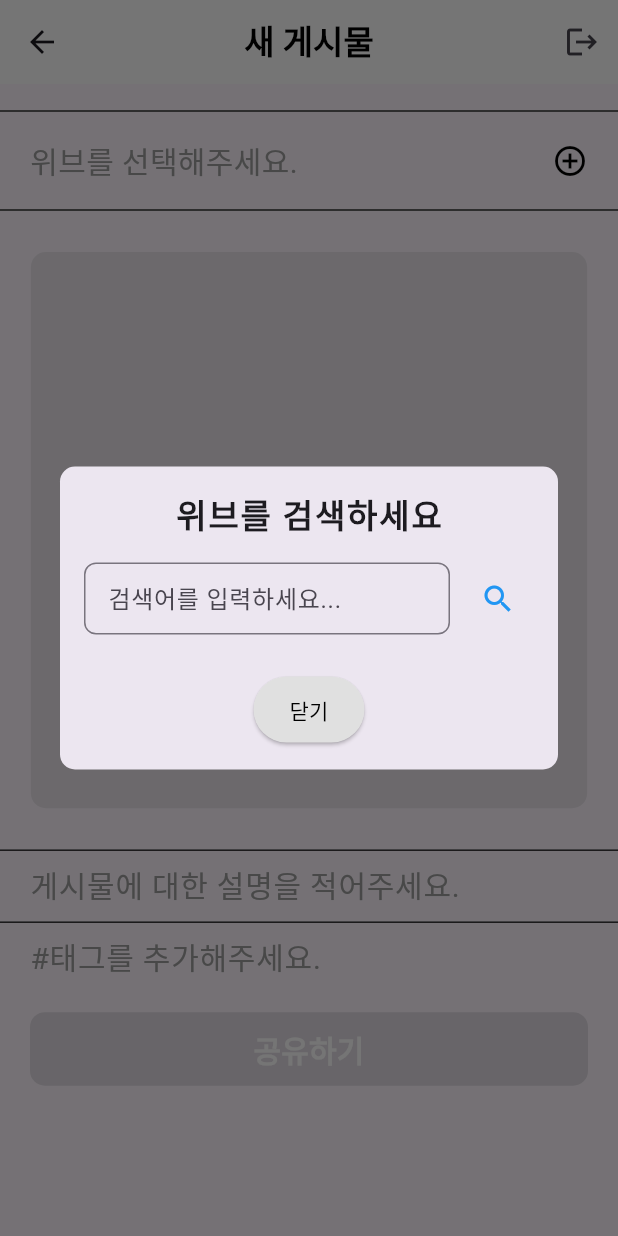
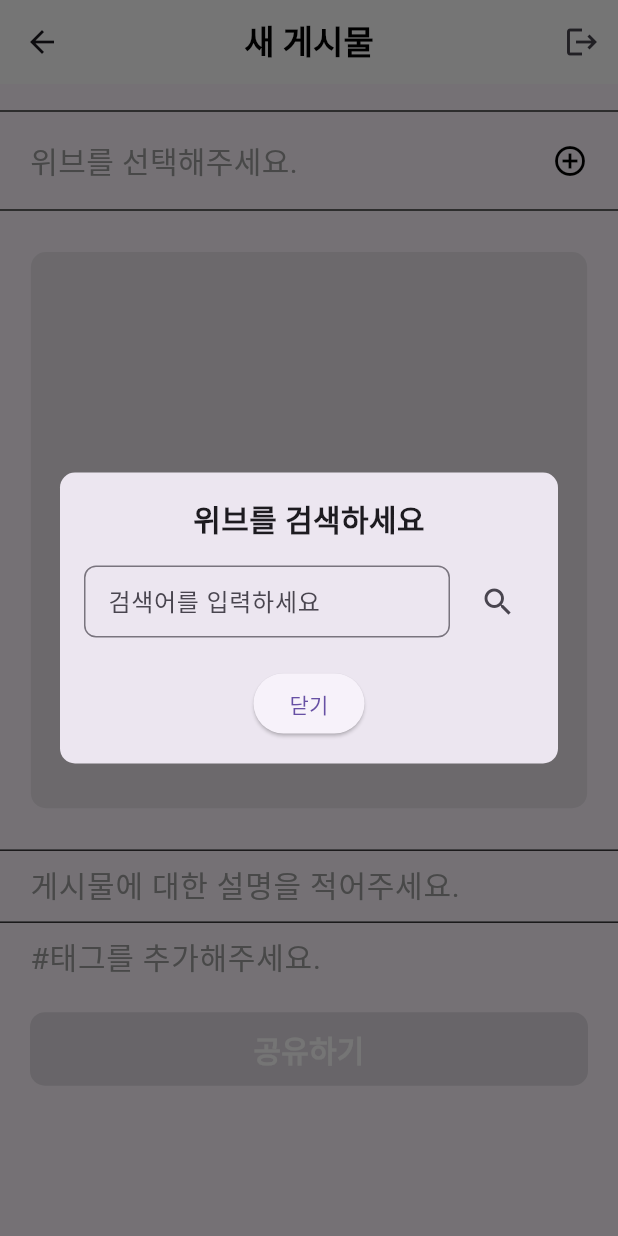
Before and after one commit to Team-WeaveUs/WeaveUs, a Flutter app: the NewPostView screen opened by its route, after a tap on "위브를 선택해주세요.", on a phone screen of 412 x 824 dp. Run offline on Flutter 3.47's test engine with Material 3 defaults, Android fonts, the phone set to English and light mode, and no system bars; our stand-ins replace dropdown_button2, flutter_secure_storage, get, google_maps_flutter, hugeicons, image_picker; accounts and stored records are empty; network calls fail; Roboto replaces fonts that are missing (Pretendard).

```diff
--- /dev/null
+++ b/FE/lib/controllers/weave_dialog_controller.dart
@@ -0,0 +1,64 @@
+import 'dart:async';
+import 'package:flutter/material.dart';
+import 'package:get/get.dart';
+import '../../services/api_service.dart';
+
+class WeaveDialogController extends GetxController {
+  final TextEditingController searchController = TextEditingController();
+  final ApiService apiService;
+
+  WeaveDialogController({required this.apiService});
+
+  var searchResults = <Map<String, dynamic>>[].obs;
+  var isLoading = false.obs;
+  var hasSearched = false.obs;
+
+  late Worker _debouncer;
+
+  @override
+  void onInit() {
+    super.onInit();
+
+    _debouncer = debounce(
+      searchController.text.obs,
+          (_) => fetchSearchResults(),
+      time: const Duration(milliseconds: 500),
+    );
+
+    searchController.addListener(() {
+      hasSearched.value = true;
+    });
+  }
+
+  Future<void> fetchSearchResults() async {
+    final query = searchController.text.trim();
+    if (query.isEmpty) {
+      searchResults.clear();
+      return;
+    }
+
+    isLoading.value = true;
+    try {
+      final response = await apiService.postRequest("search/weave", {
+        'title': query,
+      });
+
+      if (response != null && response['weaves'] is List) {
+        searchResults.value = List<Map<String, dynamic>>.from(response['weaves']);
+      } else {
+        searchResults.clear();
+      }
+    } catch (e) {
+      searchResults.clear();
+    } finally {
+      isLoading.value = false;
+    }
+  }
+
+  @override
+  void onClose() {
+    searchController.dispose();
+    _debouncer.dispose();
+    super.onClose();
+  }
+}
--- a/FE/lib/views/widgets/new_post_widgets/weave_select_dialog.dart
+++ b/FE/lib/views/widgets/new_post_widgets/weave_select_dialog.dart
@@ -1,166 +1,92 @@
-import 'dart:convert';
 import 'package:flutter/material.dart';
 import 'package:get/get.dart';
-import '../../../services/api_service.dart';
+import '../../../controllers/weave_dialog_controller.dart';
 
-class WeaveDialog extends StatefulWidget {
+class WeaveDialog extends StatelessWidget {
   final Function(String) onWeaveSelected;
 
   const WeaveDialog({super.key, required this.onWeaveSelected});
 
   @override
-  _WeaveDialogState createState() => _WeaveDialogState();
-}
+  Widget build(BuildContext context) {
+    final controller = Get.find<WeaveDialogController>();
 
-class _WeaveDialogState extends State<WeaveDialog> {
-  final TextEditingController _searchController = TextEditingController();
-  final ApiService _apiService = Get.find<ApiService>();
-  List<Map<String, dynamic>> _searchResults = [];
-
-  // API 호출
-  Future<void> _searchWeave() async {
-    final String query = _searchController.text.trim();
-
-    if (query.isEmpty) {
-      print("검색어를 입력하세요!");
-      return;
-    }
-
-    print("API 호출 시작: $query");
-
-    try {
-      final response = await _apiService.postRequest('search/weave', {
-        'title': query,
-      });
-
-      if (response != null && response['weaves'] is List) {
-        setState(() {
-          _searchResults = List<Map<String, dynamic>>.from(response['weaves']);
-        });
-        print("검색 성공: ${_searchResults}");
-      } else {
-        print("검색 결과가 리스트가 아님");
-        setState(() => _searchResults = []);
-      }
-    } catch (e) {
-      print("검색 실패: $e");
-      setState(() => _searchResults = []);
-    }
-  }
-
-  // 자동입력
-  void _selectWeave(String title) {
-    widget.onWeaveSelected(title);
-    Navigator.pop(context); // 선택 후 다이얼로그 닫기
-  }
-
-  @override
-  void dispose() {
-    _searchController.dispose();
-    super.dispose();
-  }
-
-  @override
-  Widget build(BuildContext context) {
     return Dialog(
       shape: RoundedRectangleBorder(borderRadius: BorderRadius.circular(10)),
-      child: ConstrainedBox(
-        constraints: BoxConstraints(
-          minHeight: 200,
-          maxHeight: MediaQuery.of(context).size.height * 0.7, // 최대 높이 설정
-        ),
+      child: SingleChildScrollView(
         child: Padding(
           padding: const EdgeInsets.all(16),
           child: Column(
             mainAxisSize: MainAxisSize.min,
             children: [
-              // Dialog Header
-              const Center(
-                child: Text(
-                  "위브를 검색하세요",
-                  style: TextStyle(
-                    fontWeight: FontWeight.bold,
-                    fontSize: 22,
-                    letterSpacing: 1.2,
-                  ),
-                ),
-              ),
-              const SizedBox(height: 15),
+              const Text("위브를 검색하세요", style: TextStyle(fontSize: 20, fontWeight: FontWeight.bold)),
+              const SizedBox(height: 16),
 
-              // 검색 입력 필드
+              // 검색 입력창
               Row(
                 children: [
                   Expanded(
                     child: TextField(
-                      controller: _searchController,
+                      controller: controller.searchController,
                       decoration: InputDecoration(
-                        hintText: "검색어를 입력하세요...",
-                        border: OutlineInputBorder(
-                          borderRadius: BorderRadius.circular(8),
-                          borderSide: const BorderSide(color: Colors.grey),
-                        ),
-                        contentPadding: const EdgeInsets.symmetric(
-                          vertical: 10,
-                          horizontal: 12,
-                        ),
+                        hintText: "검색어를 입력하세요",
+                        border: OutlineInputBorder(borderRadius: BorderRadius.circular(8)),
+                        contentPadding: const EdgeInsets.symmetric(horizontal: 12, vertical: 10),
                       ),
                     ),
                   ),
                   const SizedBox(width: 8),
-                  IconButton(
-                    onPressed: _searchWeave, // 🔥 버튼 클릭 시 검색 실행
-                    icon: const Icon(Icons.search, color: Colors.blue),
-                  ),
+                  Obx(() => controller.isLoading.value
+                      ? const SizedBox(width: 24, height: 24, child: CircularProgressIndicator())
+                      : IconButton(
+                    icon: const Icon(Icons.search),
+                    onPressed: controller.fetchSearchResults,
+                  )),
                 ],
               ),
+              const SizedBox(height: 10),
 
-              AnimatedContainer(
-                duration: const Duration(milliseconds: 300), // 부드럽게 변경
-                height: _searchResults.isNotEmpty ? 10 : 0, // 검색 결과가 있을 때만 공간 추가
-              ),
+              // 검색 결과
+              Obx(() {
+                if (!controller.hasSearched.value) {
+                  return const SizedBox(); // 아무것도 안 보여줌
+                }
 
-              _searchResults.isEmpty
-                  ? const Padding(
-                padding: EdgeInsets.all(8.0),
-              )
-                  : Expanded(
-                child: ListView.builder(
-                  shrinkWrap: true,
-                  itemCount: _searchResults.length,
-                  itemBuilder: (context, index) {
-                    final weave = _searchResults[index];
+                if (controller.searchResults.isEmpty) {
+                  return const Padding(
+                    padding: EdgeInsets.symmetric(vertical: 20),
+                    child: Text("검색 결과가 없습니다."),
+                  );
+                }
+
+                return Column(
+                  children: List.generate(controller.searchResults.length, (index) {
+                    final item = controller.searchResults[index];
                     return Container(
-                      margin: const EdgeInsets.symmetric(vertical: 4, horizontal: 4),
+                      margin: const EdgeInsets.symmetric(vertical: 4),
                       decoration: BoxDecoration(
                         color: Colors.grey[200],
                         borderRadius: BorderRadius.circular(8),
                       ),
                       child: ListTile(
-                        title: Text(
-                          weave['title'],
-                          style: const TextStyle(fontWeight: FontWeight.bold),
-                        ),
-                        contentPadding: const EdgeInsets.symmetric(horizontal: 12, vertical: 4),
+                        title: Text(item['title']),
                         trailing: IconButton(
                           icon: const Icon(Icons.add, color: Colors.green),
-                          onPressed: () => _selectWeave(weave['title'] + "," + weave['weave_id'].toString()),
+                          onPressed: () {
+                            onWeaveSelected("${item['title']},${item['weave_id']}");
+                            Get.back();
+                          },
                         ),
                       ),
                     );
-                  },
-                ),
-              ),
+                  }),
+                );
+              }),
 
               const SizedBox(height: 10),
-
-              // 닫기버튼
               ElevatedButton(
-                onPressed: () => Navigator.pop(context),
-                style: ElevatedButton.styleFrom(
-                  backgroundColor: Colors.grey[300],
-                  padding: const EdgeInsets.symmetric(vertical: 12, horizontal: 24),
-                ),
-                child: const Text("닫기", style: TextStyle(color: Colors.black)),
+                onPressed: () => Get.back(),
+                child: const Text("닫기"),
               ),
             ],
           ),
```
Also changed, not shown: FE/lib/bindings/weave_dialog_binding.dart (added, +10 -0 lines), FE/lib/models/weave_select_model.dart (added, +13 -0 lines).
